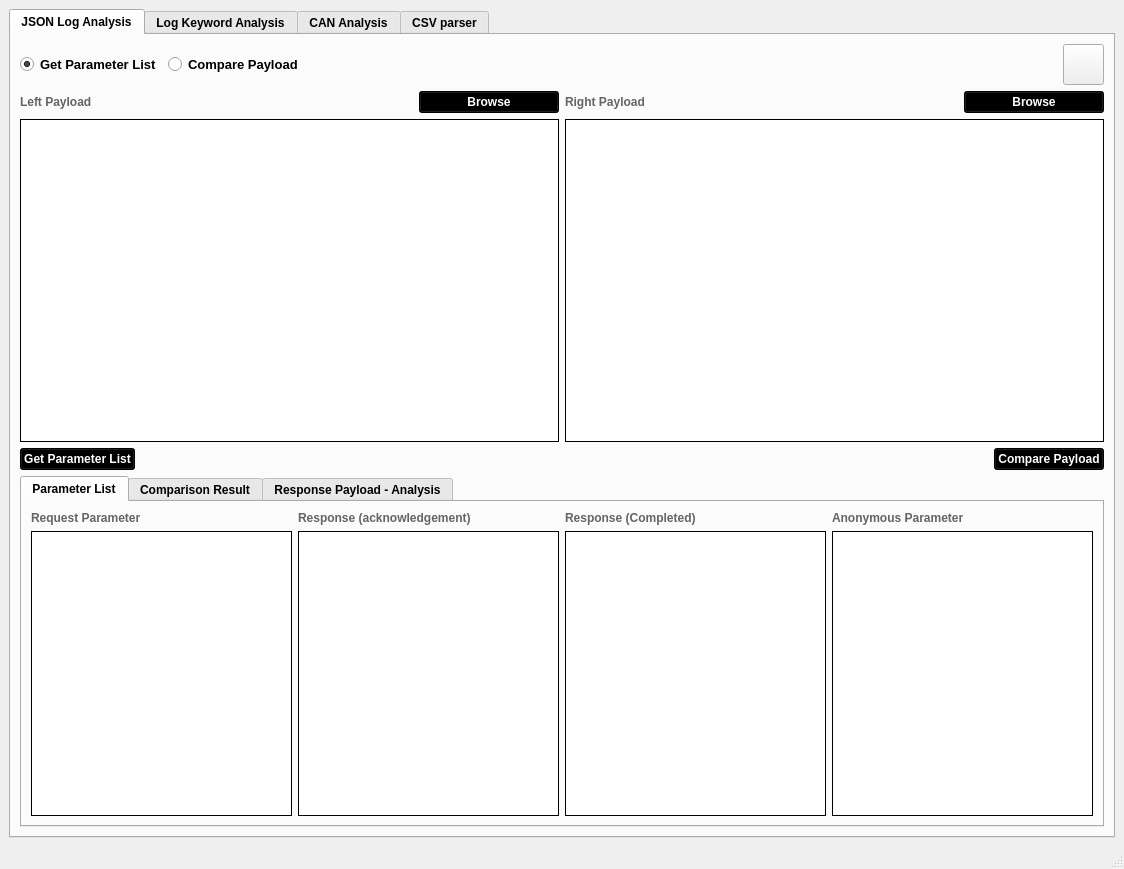
First picture: the form in LogFileAnalysis.ui, repository ashu7mishra/Log-Analysis-Tool, before the edit.
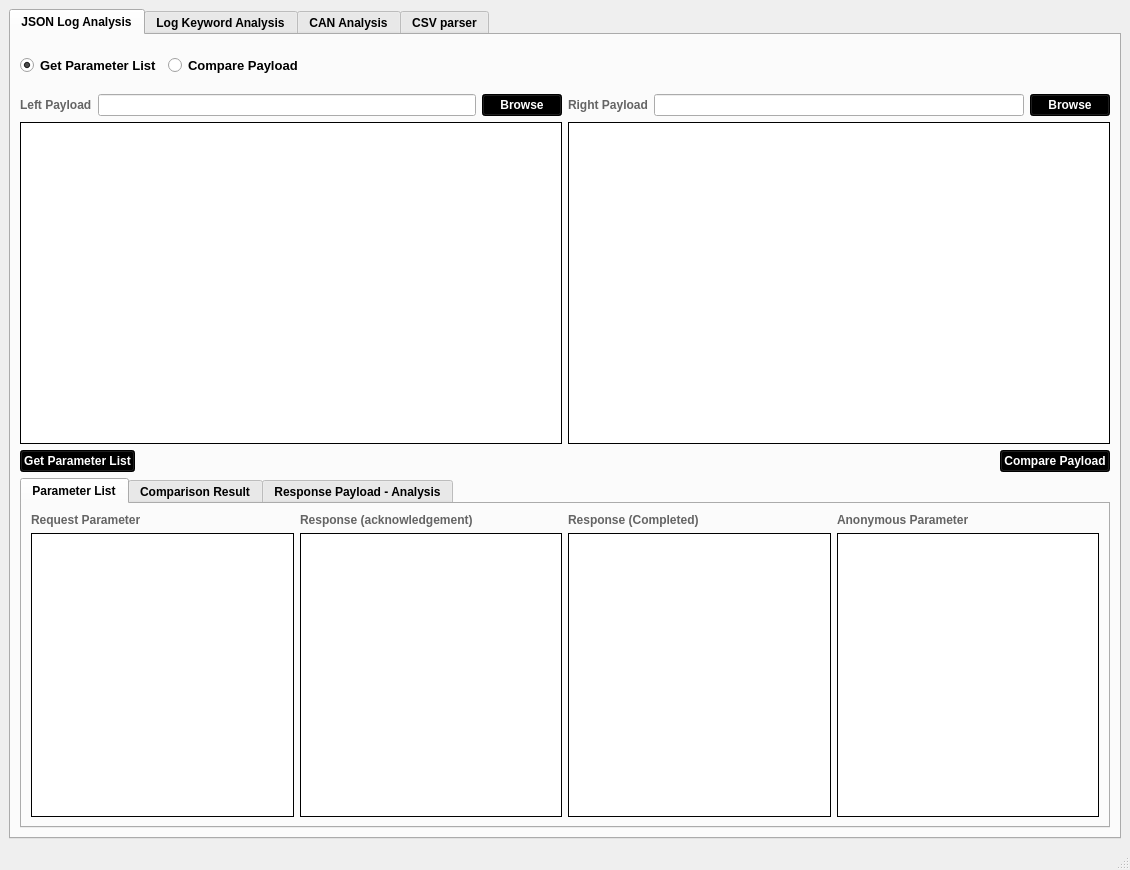
Second picture: the form after the edit. The open tabs and pages were chosen to show the change.

Commit message: updated get parameter and compare payload

```diff
--- a/LogFileAnalysis.ui
+++ b/LogFileAnalysis.ui
@@ -6,8 +6,8 @@
    <rect>
     <x>0</x>
     <y>0</y>
-    <width>1114</width>
-    <height>855</height>
+    <width>1130</width>
+    <height>870</height>
    </rect>
   </property>
   <property name="windowTitle">
@@ -98,9 +98,18 @@
             <property name="text">
              <string/>
             </property>
+            <property name="iconSize">
+             <size>
+              <width>40</width>
+              <height>37</height>
+             </size>
+            </property>
             <property name="toolButtonStyle">
              <enum>Qt::ToolButtonIconOnly</enum>
             </property>
+            <property name="autoRaise">
+             <bool>true</bool>
+            </property>
            </widget>
           </item>
          </layout>
@@ -132,6 +141,16 @@
                 </property>
                </widget>
               </item>
+              <item>
+               <widget class="QLineEdit" name="LeftPayloadPath">
+                <property name="font">
+                 <font>
+                  <weight>50</weight>
+                  <bold>false</bold>
+                 </font>
+                </property>
+               </widget>
+              </item>
               <item>
                <widget class="QPushButton" name="LeftPayloadpushButton">
                 <property name="maximumSize">
@@ -200,6 +219,16 @@
                 </property>
                </widget>
               </item>
+              <item>
+               <widget class="QLineEdit" name="RightPayloadPath">
+                <property name="font">
+                 <font>
+                  <weight>50</weight>
+                  <bold>false</bold>
+                 </font>
+                </property>
+               </widget>
+              </item>
               <item>
                <widget class="QPushButton" name="RightPayloadpushButton">
                 <property name="maximumSize">
```
Left out of the diff: 8 changed lines with no effect on the pictures. The commit also changes 3 other files.
